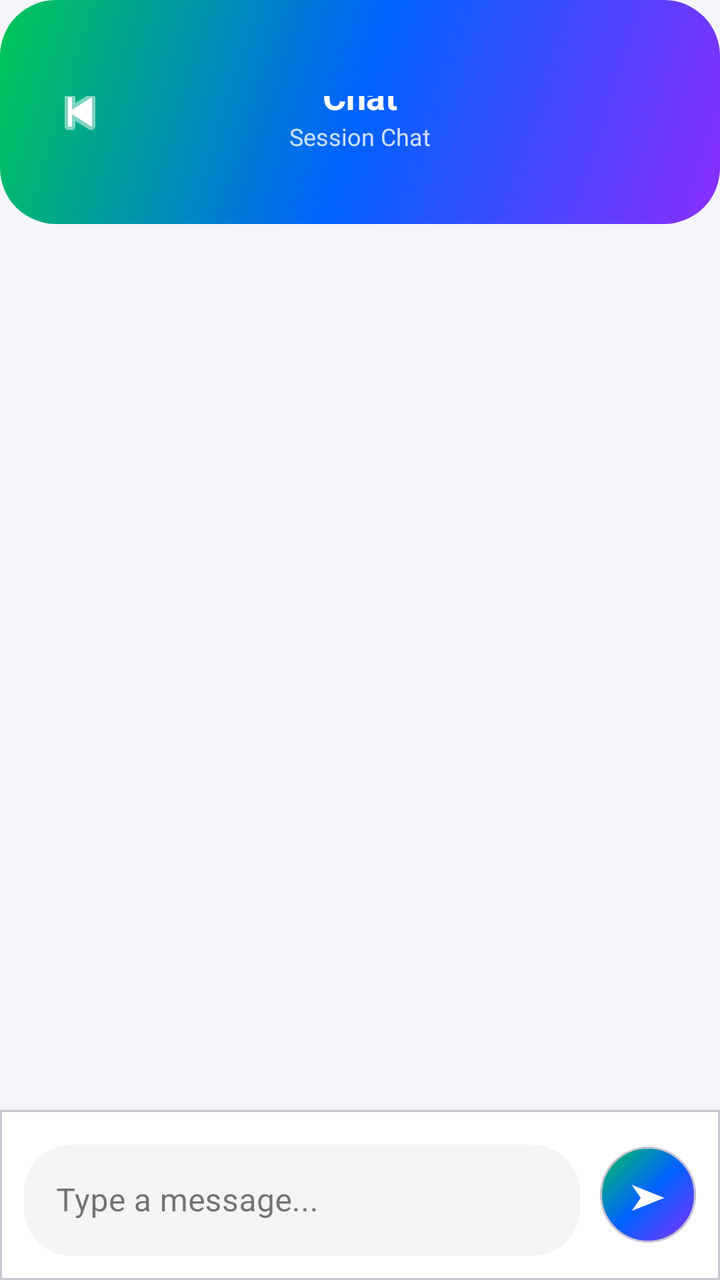
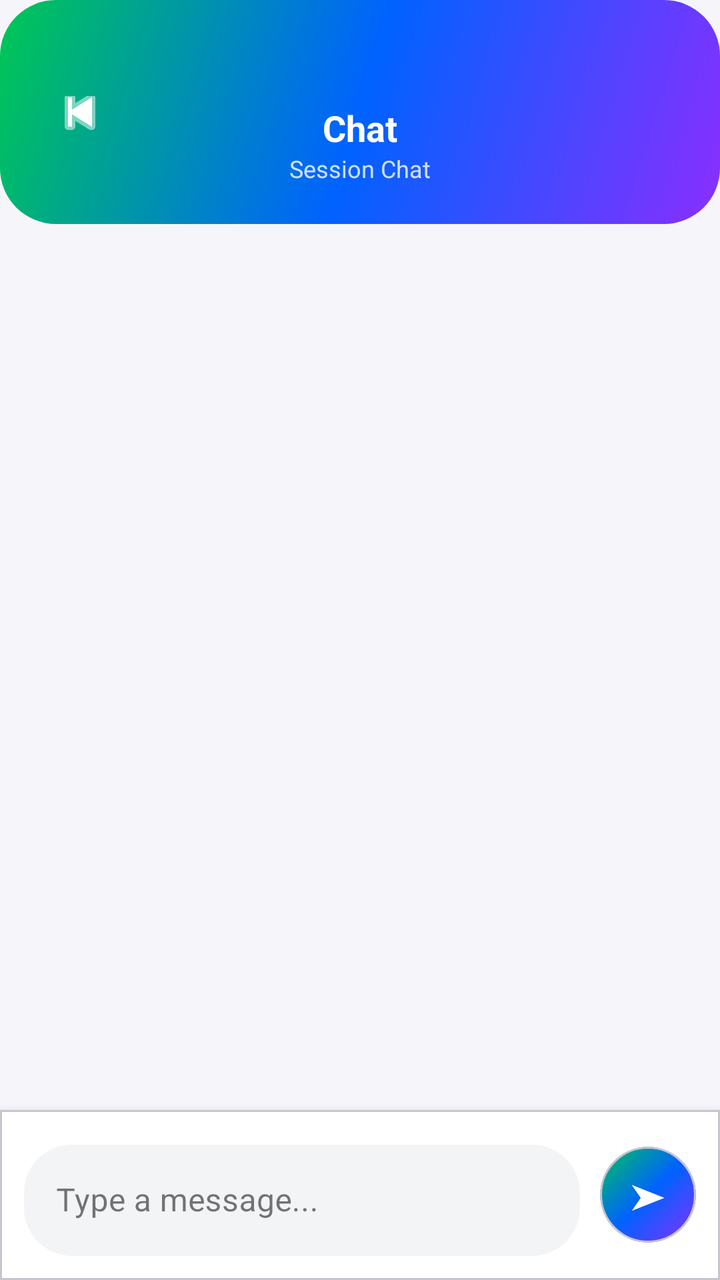

The first picture is an Android layout as it rendered before a commit; the second is the same layout after the commit. The layout source and the unified diff follow.
<!-- AndroidManifest.xml: application theme Theme.PeerTutoringApollo -->
<!-- res/layout/activity_messaging.xml -->
<?xml version="1.0" encoding="utf-8"?>
<LinearLayout xmlns:android="http://schemas.android.com/apk/res/android"
    xmlns:app="http://schemas.android.com/apk/res-auto"
    android:layout_width="match_parent"
    android:layout_height="match_parent"
    android:orientation="vertical"
    android:background="#F5F5FA">

    
    <RelativeLayout
        android:layout_width="match_parent"
        android:layout_height="wrap_content"
        android:background="@drawable/bg_button_gradient"
        android:paddingTop="48dp"
        android:paddingBottom="16dp"
        android:paddingHorizontal="16dp">

        <ImageButton
            android:id="@+id/btnBack"
            android:layout_width="48dp"
            android:layout_height="48dp"
            android:background="@android:color/transparent"
            android:src="@android:drawable/ic_media_previous"
            app:tint="#FFFFFF"
            android:layout_centerVertical="true"
            android:contentDescription="Back" />

        <LinearLayout
            android:layout_width="wrap_content"
            android:layout_height="wrap_content"
            android:orientation="vertical"
            android:layout_centerInParent="true"
            android:gravity="center">

            <TextView
                android:id="@+id/tvChatTitle"
                android:layout_width="wrap_content"
                android:layout_height="wrap_content"
                android:text="Chat"
                android:textColor="#FFFFFF"
                android:textSize="18sp"
                android:textStyle="bold" />

            <TextView
                android:layout_width="wrap_content"
                android:layout_height="wrap_content"
                android:text="Session Chat"
                android:textColor="#CCFFFFFF"
                android:textSize="12sp" />
        </LinearLayout>
    </RelativeLayout>

    
    <ScrollView
        android:id="@+id/scrollMessages"
        android:layout_width="match_parent"
        android:layout_height="0dp"
        android:layout_weight="1"
        android:fillViewport="true"
        android:clipToPadding="false"
        android:padding="16dp">

        <LinearLayout
            android:id="@+id/layoutMessages"
            android:layout_width="match_parent"
            android:layout_height="wrap_content"
            android:orientation="vertical" />
    </ScrollView>

    
    <com.google.android.material.card.MaterialCardView
        android:layout_width="match_parent"
        android:layout_height="wrap_content"
        app:cardCornerRadius="0dp"
        app:cardBackgroundColor="#FFFFFF"
        app:cardElevation="8dp">

        <LinearLayout
            android:layout_width="match_parent"
            android:layout_height="wrap_content"
            android:orientation="horizontal"
            android:gravity="center_vertical"
            android:padding="12dp">

            <com.google.android.material.textfield.TextInputLayout
                style="@style/Widget.MaterialComponents.TextInputLayout.OutlinedBox"
                android:layout_width="0dp"
                android:layout_height="wrap_content"
                android:layout_weight="1"
                app:boxCornerRadiusTopStart="24dp"
                app:boxCornerRadiusTopEnd="24dp"
                app:boxCornerRadiusBottomStart="24dp"
                app:boxCornerRadiusBottomEnd="24dp"
                app:boxBackgroundColor="#F3F4F6"
                app:boxStrokeWidth="0dp">

                <com.google.android.material.textfield.TextInputEditText
                    android:id="@+id/etMessage"
                    android:layout_width="match_parent"
                    android:layout_height="wrap_content"
                    android:hint="Type a message..."
                    android:maxLines="4"
                    android:inputType="textMultiLine|textCapSentences" />
            </com.google.android.material.textfield.TextInputLayout>

            <com.google.android.material.card.MaterialCardView
                android:id="@+id/btnSend"
                android:layout_width="48dp"
                android:layout_height="48dp"
                android:layout_marginStart="10dp"
                app:cardCornerRadius="24dp"
                app:cardBackgroundColor="@null"
                app:cardElevation="0dp">

                <View
                    android:layout_width="match_parent"
                    android:layout_height="match_parent"
                    android:background="@drawable/bg_button_gradient" />

                <TextView
                    android:layout_width="match_parent"
                    android:layout_height="match_parent"
                    android:gravity="center"
                    android:text="➤"
                    android:textColor="#FFFFFF"
                    android:textSize="18sp" />
            </com.google.android.material.card.MaterialCardView>
        </LinearLayout>
    </com.google.android.material.card.MaterialCardView>
</LinearLayout>
<!-- resources referenced by this layout -->
<resources>
  <!-- drawable bg_button_gradient (drawable) -->
  <?xml version="1.0" encoding="utf-8"?>
  <shape xmlns:android="http://schemas.android.com/apk/res/android">
      <gradient
          android:startColor="#8A2EFF"
          android:centerColor="#0062FF"
          android:endColor="#00C853"
          android:angle="135" />
      <corners android:radius="28dp" />
  </shape>
  <style name="Theme.PeerTutoringApollo" parent="Base.Theme.PeerTutoringApollo" />
  <style name="Base.Theme.PeerTutoringApollo" parent="Theme.Material3.DayNight.NoActionBar">
          
          
      </style>
</resources>

<!-- the commit's change to res/layout/activity_messaging.xml (unified diff, before → after) -->
@@ -29,7 +29,9 @@
             android:layout_width="wrap_content"
             android:layout_height="wrap_content"
             android:orientation="vertical"
-            android:layout_centerInParent="true"
+            android:layout_centerHorizontal="true"
+            android:layout_alignTop="@id/btnBack"
+            android:layout_alignBottom="@id/btnBack"
             android:gravity="center">
 
             <TextView
<!-- resource entries referenced after the edit -->
@@ -11,7 +11,7 @@
       <corners android:radius="28dp" />
   </shape>
   <style name="Theme.PeerTutoringApollo" parent="Base.Theme.PeerTutoringApollo" />
-  <style name="Base.Theme.PeerTutoringApollo" parent="Theme.Material3.DayNight.NoActionBar">
+  <style name="Base.Theme.PeerTutoringApollo" parent="Theme.Material3.Light.NoActionBar">
           
           
       </style>
